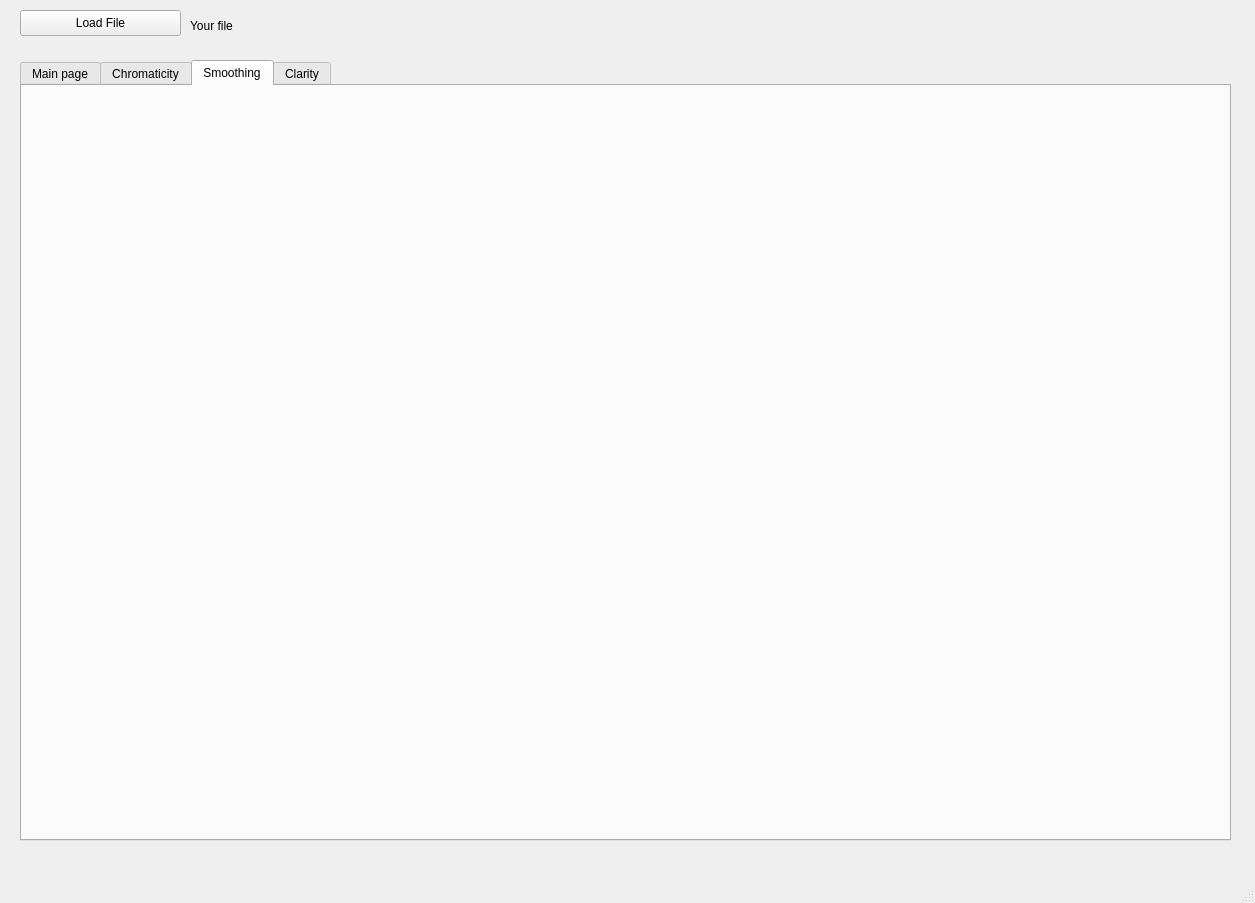
Above: lab2/design_2lab.ui from K4dZuO/CompVisionUTMN before the change. Below: the same form after it.
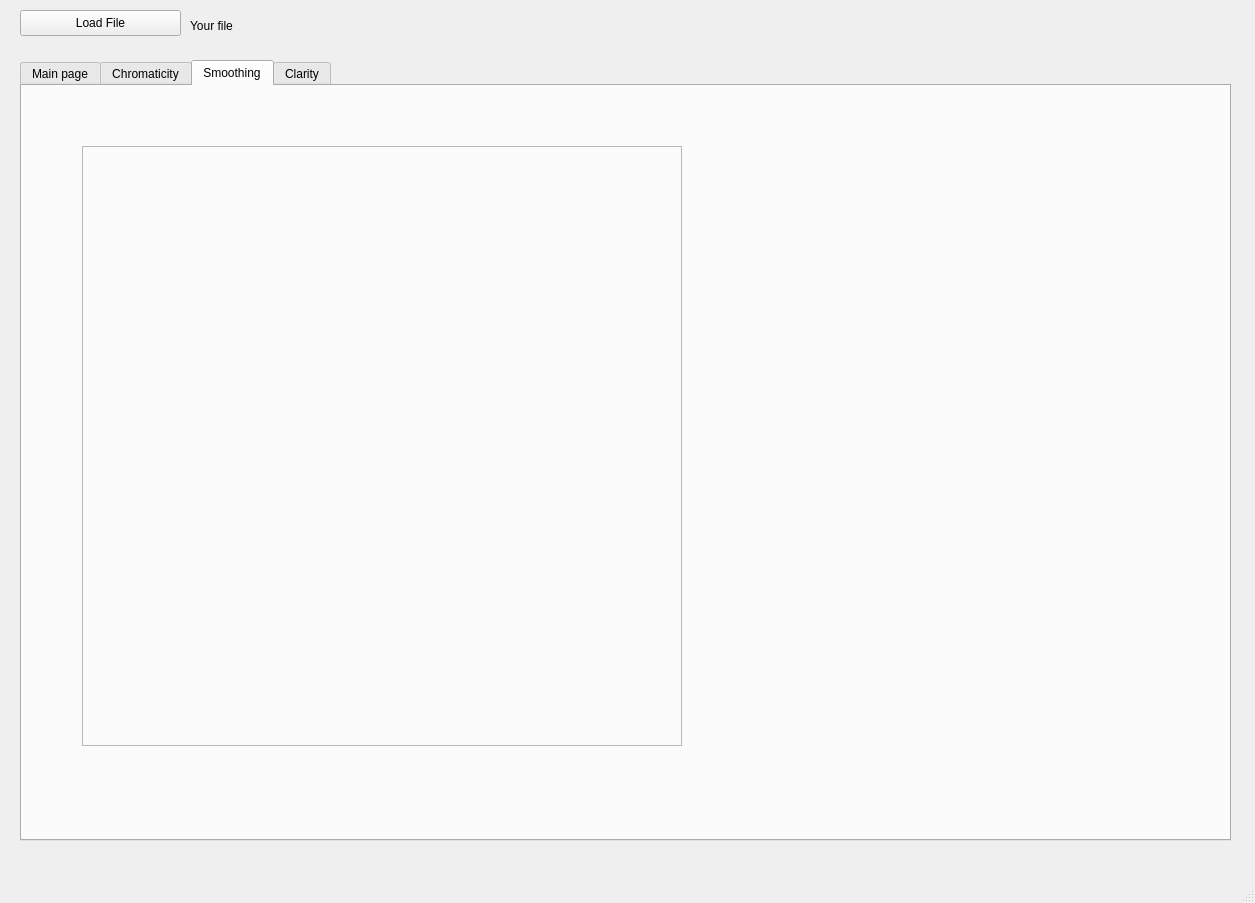
That is the form after the change. The open tabs and pages were chosen to show the change. Icons and pictures are not drawn.

Commit message: feat: load origin photo in all frames

```diff
--- a/lab2/design_2lab.ui
+++ b/lab2/design_2lab.ui
@@ -274,6 +274,22 @@
      <attribute name="title">
       <string>Smoothing</string>
      </attribute>
+     <widget class="QFrame" name="smooth_frame">
+      <property name="geometry">
+       <rect>
+        <x>60</x>
+        <y>60</y>
+        <width>600</width>
+        <height>600</height>
+       </rect>
+      </property>
+      <property name="frameShape">
+       <enum>QFrame::Shape::StyledPanel</enum>
+      </property>
+      <property name="frameShadow">
+       <enum>QFrame::Shadow::Raised</enum>
+      </property>
+     </widget>
     </widget>
     <widget class="QWidget" name="clarity_tab">
      <attribute name="title">
```
Left out of the diff: 40 changed lines with no effect on the pictures. The commit also changes 2 other files.
